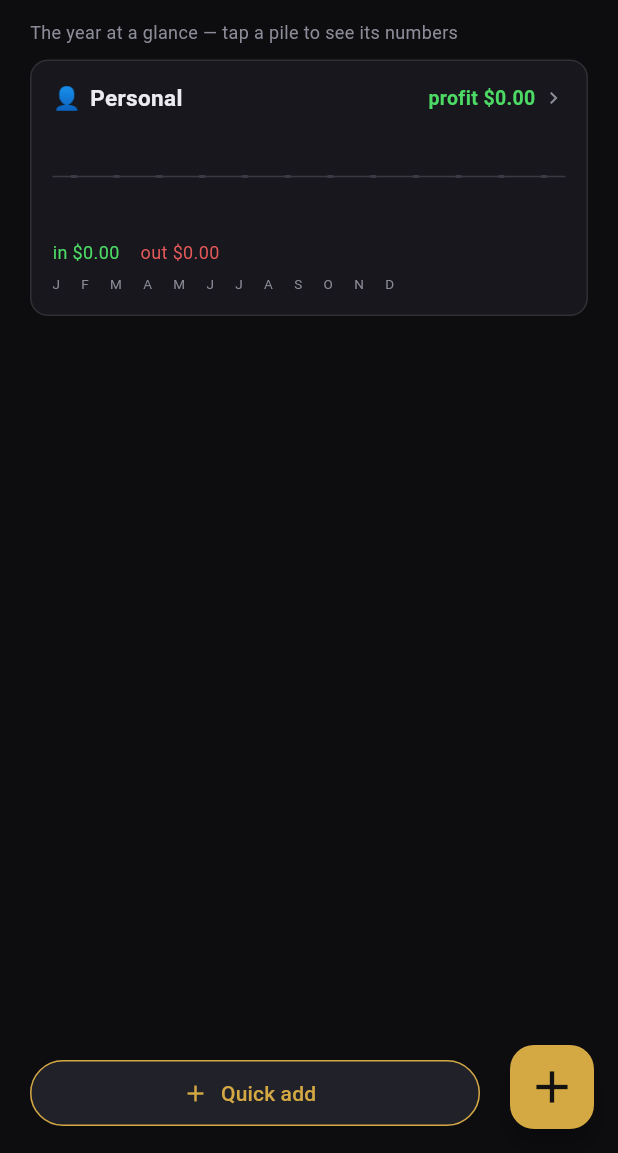
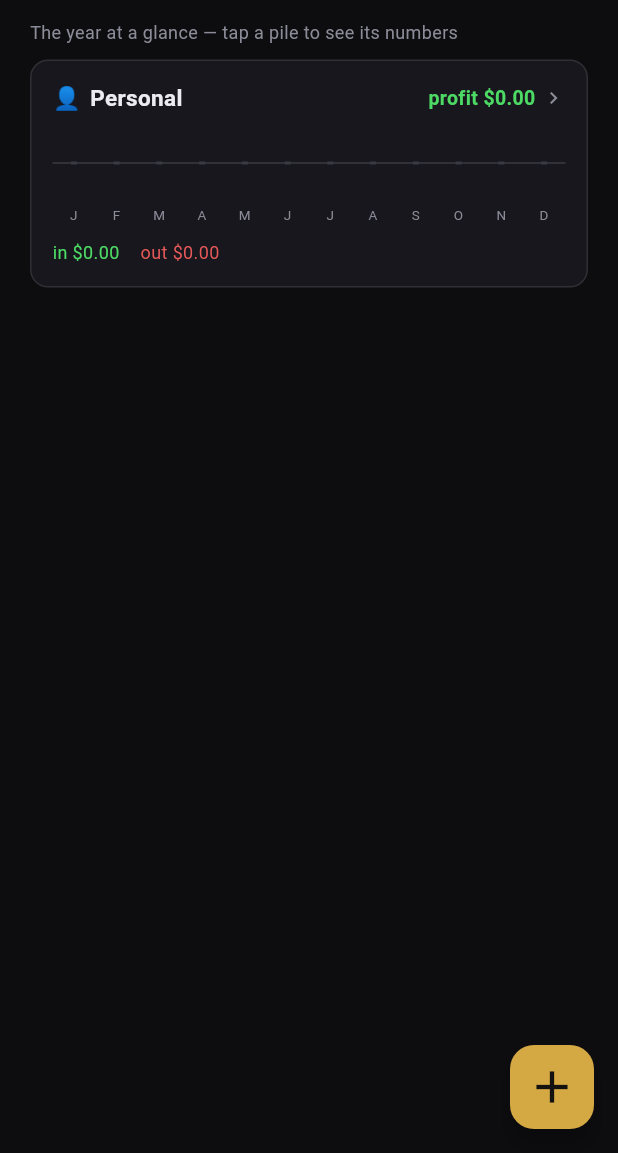
Before and after one commit to Dr-Bongjoose/joosebooks, a Flutter app: the screen it shows after launch, on a phone screen of 412 x 824 dp, the part 83-1236 px from its top. Run offline on Flutter 3.47's test engine with Material 3 defaults, Android fonts, the phone set to English and light mode, and no system bars; our stand-ins replace csv, sqflite_common_ffi; accounts and stored records are empty.

Commit message:
fix(overview): drop duplicate Quick add button; slot-align month letters
- Removed the bottom 'Quick add' outlined button — it opened the same
  add-entry sheet as the gold FAB. FAB is now the single add affordance.
- Month initials render inside MiniBarChart as 12 Expanded cells (one per
  bar slot), so each letter is centered on its column by construction.
  The old single letterSpacing string didn't track the chart geometry.
- Widget tests: letters located by ValueKey (J/M/A repeat), each center
  asserted within 1.5px of its slot center; Overview test asserts the
  duplicate button is gone.

```diff
--- a/lib/charts.dart
+++ b/lib/charts.dart
@@ -1,4 +1,5 @@
 import 'package:flutter/material.dart';
+import 'package:joosebooks_flutter/main.dart' show kTextDim;
 
 /// P0 design tokens (imported values — keep in sync with main.dart until a
 /// shared theme file exists; both read from one place at refactor time).
@@ -10,17 +11,38 @@ const kDimChart = Color(0xFF3A3A44);
 /// 12-month income/expense mini bar chart. Green bars grow UP from the
 /// midline, red bars grow DOWN; months with nothing show a dim baseline tick.
 /// Hand-painted (CustomPainter) — zero dependencies, P0 colors, scales to any
-/// card width.
+/// card width. Month initials (J F M A M J J A S O N D) render under the
+/// bars as 12 Expanded cells in one Row — each cell is exactly one bar slot
+/// wide, so letters are centered on their bars by construction (a single
+/// letterSpacing string drifted off the slot geometry).
 class MiniBarChart extends StatelessWidget {
   final List<Map<String, double>> buckets; // from monthlyByProfile()
   const MiniBarChart({super.key, required this.buckets});
 
+  static const monthLetters = [
+    'J', 'F', 'M', 'A', 'M', 'J', 'J', 'A', 'S', 'O', 'N', 'D'];
+
   @override
   Widget build(BuildContext context) {
-    return CustomPaint(
-      painter: MiniBarChartPainter(buckets: buckets),
-      size: const Size(double.infinity, 64),
-    );
+    return Column(children: [
+      Expanded(
+        child: CustomPaint(
+          painter: MiniBarChartPainter(buckets: buckets),
+          size: Size.infinite,
+        ),
+      ),
+      const SizedBox(height: 5),
+      Row(children: [
+        for (var m = 0; m < 12; m++)
+          Expanded(
+            child: Text(monthLetters[m],
+                key: ValueKey('month-label-$m'),
+                textAlign: TextAlign.center,
+                style: const TextStyle(
+                    fontSize: 9, color: kTextDim)),
+          ),
+      ]),
+    ]);
   }
 }
 
--- a/lib/overview_content.dart
+++ b/lib/overview_content.dart
@@ -1,7 +1,7 @@
 import 'package:flutter/material.dart';
 import 'package:joosebooks_flutter/charts.dart';
-import 'package:joosebooks_flutter/main.dart' show kSurface, kSurface2,
-    kGold, kText, kTextDim;
+import 'package:joosebooks_flutter/main.dart'
+    show kSurface, kGold, kText, kTextDim;
 
 /// Pure presentation for the Overview home — one card per pile (Personal
 /// first): the year's mini bar chart + income/expenses/profit. No database
@@ -13,6 +13,9 @@ class OverviewContent extends StatelessWidget {
   final Map<int, List<Map<String, double>>> monthly;
   final Map<int, Map<String, double>> totals;
   final ValueChanged<int> onOpenPile;
+  // Quick add (the FAB) opens the add-entry sheet — kept for API stability
+  // with OverviewPage; the Overview card itself no longer renders a second
+  // button for it (duplicate affordance, removed Sep 2026).
   final VoidCallback onQuickAdd;
   final VoidCallback onPrevYear;
   final VoidCallback onNextYear;
@@ -71,20 +74,8 @@ class OverviewContent extends StatelessWidget {
                         }),
               ),
               const SizedBox(height: 8),
-              // Quick add is the FAB's label twin; FAB sits bottom-right, so
-              // pad the button clear of it instead of fighting for the corner.
-              Padding(
-                padding: const EdgeInsets.only(right: 72),
-                child: OutlinedButton.icon(
-                  onPressed: onQuickAdd,
-                  icon: const Icon(Icons.add, color: kGold),
-                  label: const Text('Quick add', style: TextStyle(color: kGold)),
-                  style: OutlinedButton.styleFrom(
-                      side: const BorderSide(color: kGold),
-                      backgroundColor: kSurface2,
-                      minimumSize: const Size(0, 44)),
-                ),
-              ),
+              // No bottom add button here — the gold FAB (bottom-right) is
+              // the single add affordance; it opens the same add-entry sheet.
             ],
           ),
         ),
@@ -148,6 +139,8 @@ class ProfileCard extends StatelessWidget {
             const Icon(Icons.chevron_right, size: 16, color: kTextDim),
           ]),
           const SizedBox(height: 10),
+          // 64px total footprint: bars + 5px gap + letter row. Same height
+          // the old chart+label pair occupied, so card spacing is unchanged.
           SizedBox(height: 64, width: double.infinity,
               child: MiniBarChart(buckets: buckets)),
           const SizedBox(height: 10),
@@ -158,12 +151,8 @@ class ProfileCard extends StatelessWidget {
             Text('out \$${expenses.toStringAsFixed(2)}',
                 style: const TextStyle(fontSize: 12, color: Color(0xFFE65959))),
           ]),
-          const SizedBox(height: 6),
-          // Month initials on their own centered line — inside a tight Row
-          // they overflowed (seen in screenshot, analyzer can't catch layout).
-          Text('J F M A M J J A S O N D',
-              textAlign: TextAlign.center,
-              style: const TextStyle(fontSize: 9, letterSpacing: 6, color: kTextDim)),
+          // Month initials live inside MiniBarChart now — one Expanded cell
+          // per slot, centered on its bar by construction.
         ]),
       ),
     );
```
Also changed, not shown: 3 other files.
